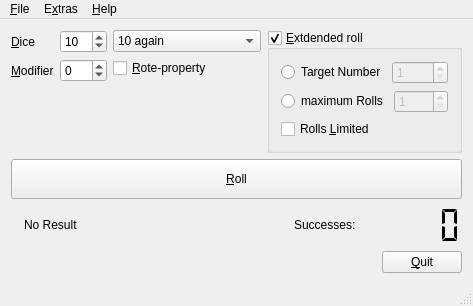
The window that MainWindow.ui (Kamduis/DiceRoller-WoD) describes before a commit, drawn with Qt 5.
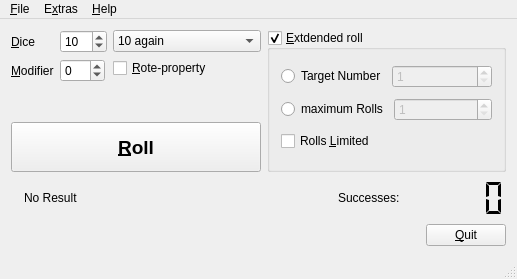
The same window after the commit. Icons and pictures are not drawn.

Commit message:
GUI slightly modified and instructions changed.
The GUI was slightly modified with additional icons. More important my
be a change in the README and INSTALL files.

What changed in the file:
```diff
--- a/MainWindow.ui
+++ b/MainWindow.ui
@@ -6,8 +6,8 @@
    <rect>
     <x>0</x>
     <y>0</y>
-    <width>469</width>
-    <height>273</height>
+    <width>517</width>
+    <height>279</height>
    </rect>
   </property>
   <property name="sizePolicy">
@@ -24,13 +24,28 @@
     <normaloff>:/logo/logo/WoD.png</normaloff>:/logo/logo/WoD.png</iconset>
   </property>
   <widget class="QWidget" name="centralWidget">
+   <layout class="QVBoxLayout" name="verticalLayout_4">
+    <item>
+     <layout class="QHBoxLayout" name="horizontalLayout_4">
+      <item>
    <layout class="QVBoxLayout" name="verticalLayout">
     <item>
      <layout class="QHBoxLayout" name="horizontalLayout_2">
       <item>
-       <layout class="QVBoxLayout" name="verticalLayout_4">
-        <item>
          <layout class="QFormLayout" name="formLayout">
+            <property name="fieldGrowthPolicy">
+             <enum>QFormLayout::ExpandingFieldsGrow</enum>
+            </property>
+            <item row="1" column="0">
+             <widget class="QLabel" name="label_diceNumber">
+              <property name="text">
+               <string>&amp;Dice</string>
+              </property>
+              <property name="buddy">
+               <cstring>spinBox_pool</cstring>
+              </property>
+             </widget>
+            </item>
           <item row="1" column="1">
            <widget class="QSpinBox" name="spinBox_pool">
             <property name="toolTip">
@@ -47,16 +62,6 @@
             </property>
            </widget>
           </item>
-          <item row="1" column="0">
-           <widget class="QLabel" name="label_diceNumber">
-            <property name="text">
-             <string>&amp;Dice</string>
-            </property>
-            <property name="buddy">
-             <cstring>spinBox_pool</cstring>
-            </property>
-           </widget>
-          </item>
           <item row="2" column="0">
            <widget class="QLabel" name="label">
             <property name="text">
@@ -79,8 +84,6 @@
           </item>
          </layout>
         </item>
-       </layout>
-      </item>
       <item>
        <layout class="QVBoxLayout" name="verticalLayout_2">
         <item>
@@ -140,6 +143,46 @@
         </item>
        </layout>
       </item>
+         </layout>
+        </item>
+        <item>
+         <widget class="QPushButton" name="pushButton_roll">
+          <property name="minimumSize">
+           <size>
+            <width>0</width>
+            <height>50</height>
+           </size>
+          </property>
+          <property name="font">
+           <font>
+            <pointsize>14</pointsize>
+            <weight>75</weight>
+            <bold>true</bold>
+           </font>
+          </property>
+          <property name="toolTip">
+           <string>Press Button to roll the dice.</string>
+          </property>
+          <property name="text">
+           <string>&amp;Roll</string>
+          </property>
+          <property name="icon">
+           <iconset resource="resources/resource.qrc">
+            <normaloff>:/icons/W10.svg</normaloff>:/icons/W10.svg</iconset>
+          </property>
+          <property name="iconSize">
+           <size>
+            <width>32</width>
+            <height>32</height>
+           </size>
+          </property>
+          <property name="shortcut">
+           <string>Ctrl+R</string>
+          </property>
+         </widget>
+        </item>
+       </layout>
+      </item>
       <item>
        <widget class="QGroupBox" name="groupBox_extended">
         <property name="toolTip">
@@ -221,26 +264,6 @@
       </item>
      </layout>
     </item>
-    <item>
-     <layout class="QHBoxLayout" name="horizontalLayout_7">
-      <item>
-       <widget class="QPushButton" name="pushButton_roll">
-        <property name="minimumSize">
-         <size>
-          <width>0</width>
-          <height>40</height>
-         </size>
-        </property>
-        <property name="toolTip">
-         <string>Press Button to roll the dice.</string>
-        </property>
-        <property name="text">
-         <string>&amp;Roll</string>
-        </property>
-       </widget>
-      </item>
-     </layout>
-    </item>
     <item>
      <layout class="QHBoxLayout" name="horizontalLayout">
       <item>
@@ -334,8 +357,8 @@
     <rect>
      <x>0</x>
      <y>0</y>
-     <width>469</width>
-     <height>21</height>
+     <width>517</width>
+     <height>23</height>
     </rect>
    </property>
    <widget class="QMenu" name="menu_File">
```
Left out of the diff: 1 changed line with no effect on the pictures. Lines whose indentation alone changed are shown as unchanged. The commit also changes 5 other files.
